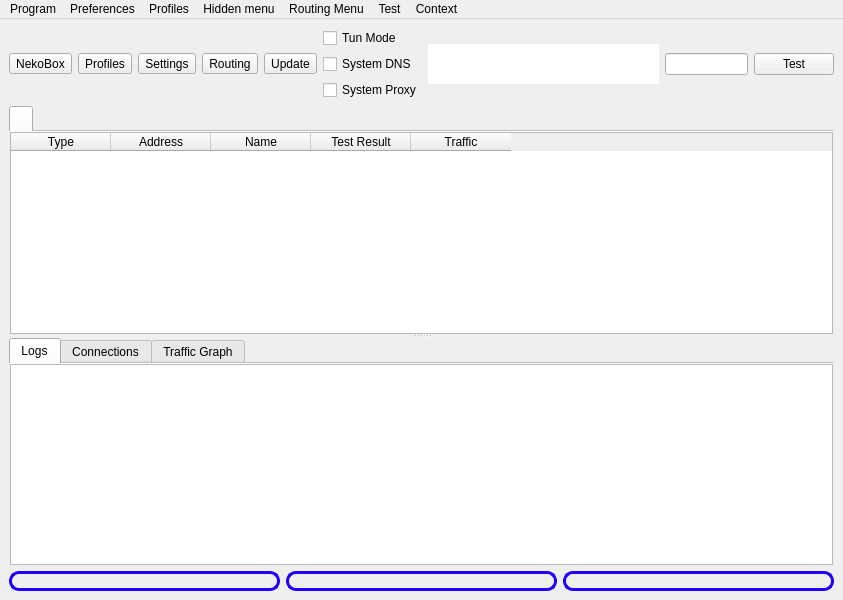
The window that src/nekobox/ui/mainwindow.ui (qr243vbi/nekobox) describes before a commit, drawn with Qt 5.
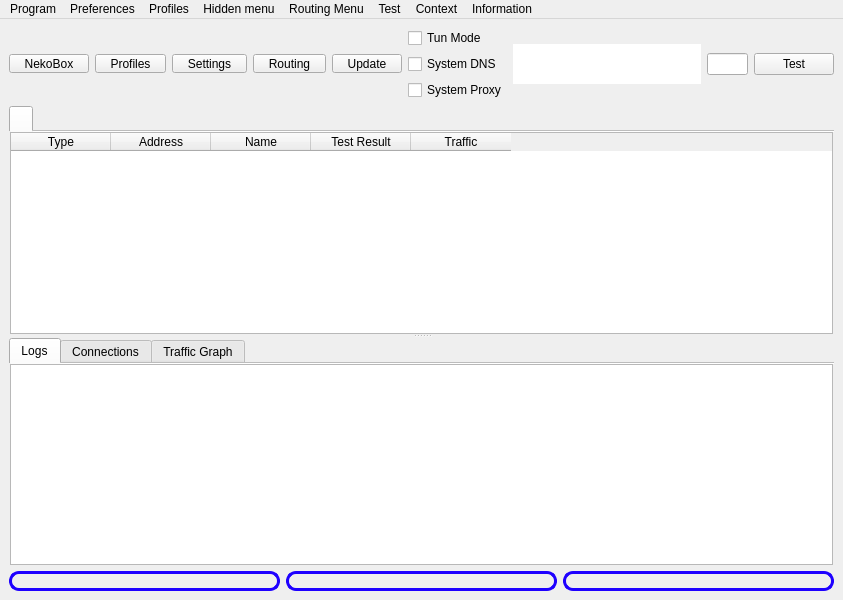
The same window after the commit. Icons and pictures are not drawn. Custom widgets are drawn as their Qt base class.

```diff
--- a/src/nekobox/ui/mainwindow.ui
+++ b/src/nekobox/ui/mainwindow.ui
@@ -32,7 +32,10 @@
          <string>NekoBox</string>
         </property>
         <property name="styleSheet">
-         <string notr="true">
+         <string notr="true">QToolButton {
+    padding-left: 10px;
+    padding-right: 10px;
+}
 
 QToolButton::menu-indicator {
 subcontrol-origin: border;
@@ -64,7 +67,10 @@
          <string>Profiles</string>
         </property>
         <property name="styleSheet">
-         <string notr="true">
+         <string notr="true">QToolButton {
+    padding-left: 10px;
+    padding-right: 10px;
+}
 
 QToolButton::menu-indicator {
 subcontrol-origin: border;
@@ -96,7 +102,10 @@
          <string>Settings</string>
         </property>
         <property name="styleSheet">
-         <string notr="true">
+         <string notr="true">QToolButton {
+    padding-left: 10px;
+    padding-right: 10px;
+}
 QToolButton::menu-indicator {
 subcontrol-origin: border;
 subcontrol-position: bottom right;
@@ -127,7 +136,10 @@
          <string>Routing</string>
         </property>
         <property name="styleSheet">
-         <string notr="true">
+         <string notr="true">QToolButton {
+    padding-left: 10px;
+    padding-right: 10px;
+}
 QToolButton::menu-indicator {
 subcontrol-origin: border;
 subcontrol-position: bottom right;
@@ -158,7 +170,10 @@
          <string>Update</string>
         </property>
         <property name="styleSheet">
-         <string notr="true">
+         <string notr="true">QToolButton {
+    padding-left: 10px;
+    padding-right: 10px;
+}
 QToolButton::menu-indicator {
 subcontrol-origin: border;
 subcontrol-position: bottom right;
@@ -750,6 +765,12 @@
     </widget>
     <addaction name="menuContextProfiles"/>
    </widget>
+   <widget class="QMenu" name="menuInformation">
+    <property name="title">
+     <string>Information</string>
+    </property>
+    <addaction name="menu_information"/>
+   </widget>
    <addaction name="menu_program"/>
    <addaction name="menu_preferences"/>
    <addaction name="menu_profiles"/>
@@ -757,6 +778,7 @@
    <addaction name="menuRouting_Menu"/>
    <addaction name="menuTest"/>
    <addaction name="menuContext"/>
+   <addaction name="menuInformation"/>
   </widget>
   <action name="menu_exit">
    <property name="text">
```
Left out of the diff: 11 changed lines with no effect on the pictures.
